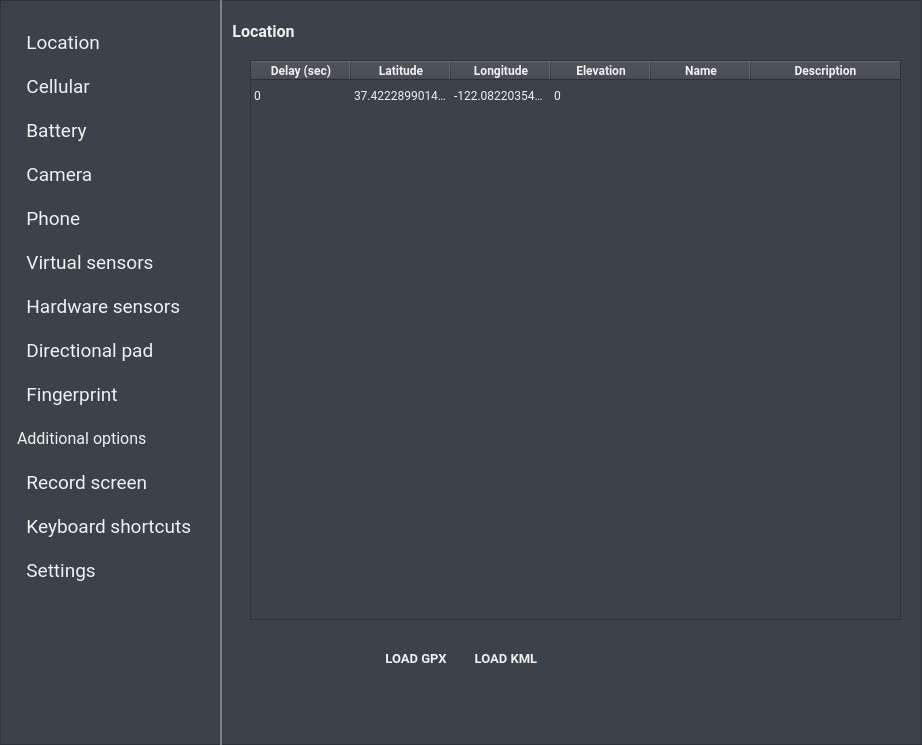
Qt form android/skin/qt/extended.ui (aosp-mirror/platform_external_qemu) before a commit.
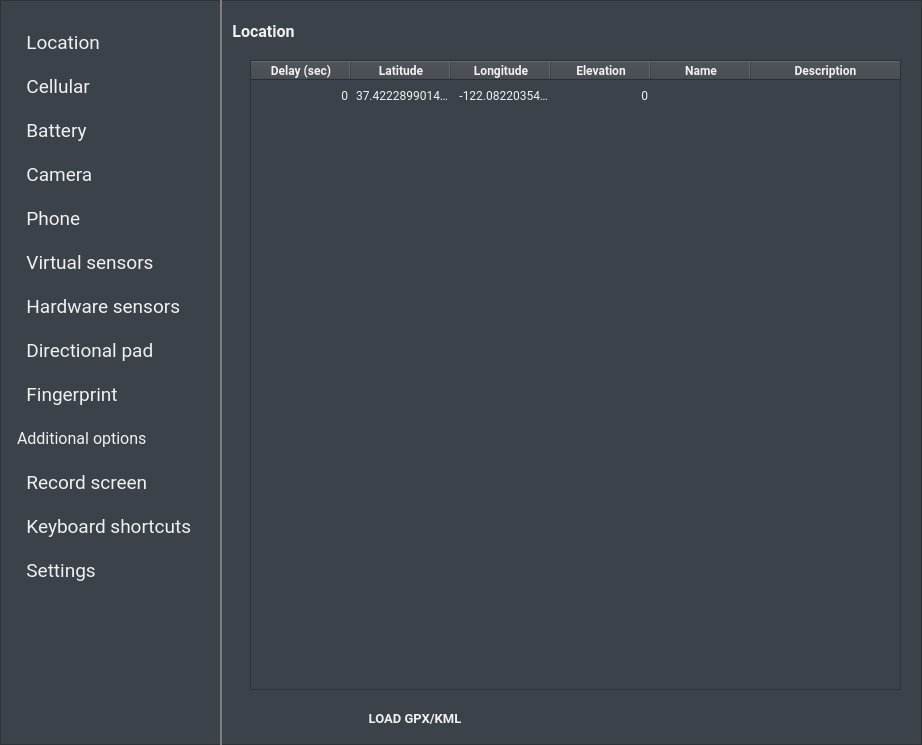
The same form after that commit. Icons and pictures are not drawn. Custom widgets are drawn as their Qt base class.

```diff
--- a/android/skin/qt/extended.ui
+++ b/android/skin/qt/extended.ui
@@ -94,8 +94,8 @@
      </property>
      <property name="geometry">
       <rect>
-       <x>640</x>
-       <y>670</y>
+       <x>630</x>
+       <y>680</y>
        <width>36</width>
        <height>36</height>
       </rect>
@@ -118,64 +118,6 @@
       <string>stop_disabled</string>
      </property>
     </widget>
-    <widget class="QTextBrowser" name="loc_currentLocBox">
-     <property name="geometry">
-      <rect>
-       <x>20</x>
-       <y>670</y>
-       <width>471</width>
-       <height>36</height>
-      </rect>
-     </property>
-     <property name="sizePolicy">
-      <sizepolicy hsizetype="Fixed" vsizetype="Fixed">
-       <horstretch>0</horstretch>
-       <verstretch>0</verstretch>
-      </sizepolicy>
-     </property>
-     <property name="acceptDrops">
-      <bool>false</bool>
-     </property>
-     <property name="styleSheet">
-      <string notr="true">Text.AlignVCenter;</string>
-     </property>
-     <property name="frameShape">
-      <enum>QFrame::NoFrame</enum>
-     </property>
-     <property name="verticalScrollBarPolicy">
-      <enum>Qt::ScrollBarAlwaysOff</enum>
-     </property>
-     <property name="horizontalScrollBarPolicy">
-      <enum>Qt::ScrollBarAlwaysOff</enum>
-     </property>
-    </widget>
-    <widget class="QPushButton" name="loc_GpxButton">
-     <property name="geometry">
-      <rect>
-       <x>150</x>
-       <y>620</y>
-       <width>72</width>
-       <height>36</height>
-      </rect>
-     </property>
-     <property name="font">
-      <font>
-       <family>Roboto</family>
-       <pointsize>10</pointsize>
-       <weight>75</weight>
-       <bold>true</bold>
-      </font>
-     </property>
-     <property name="text">
-      <string>LOAD GPX</string>
-     </property>
-     <property name="flat">
-      <bool>true</bool>
-     </property>
-     <property name="ColorGroup" stdset="0">
-      <string>Tool</string>
-     </property>
-    </widget>
     <widget class="QPushButton" name="loc_removeRowButton">
      <property name="enabled">
       <bool>false</bool>
@@ -183,7 +125,7 @@
      <property name="geometry">
       <rect>
        <x>70</x>
-       <y>620</y>
+       <y>680</y>
        <width>36</width>
        <height>36</height>
       </rect>
@@ -206,100 +148,11 @@
       <string>remove_disabled</string>
      </property>
     </widget>
-    <widget class="QPushButton" name="loc_playButton">
-     <property name="geometry">
-      <rect>
-       <x>540</x>
-       <y>670</y>
-       <width>36</width>
-       <height>36</height>
-      </rect>
-     </property>
-     <property name="text">
-      <string/>
-     </property>
-     <property name="icon">
-      <iconset resource="resources.qrc">
-       <normaloff>:/light/play_arrow</normaloff>:/light/play_arrow</iconset>
-     </property>
-     <property name="iconSize">
-      <size>
-       <width>32</width>
-       <height>32</height>
-      </size>
-     </property>
-     <property name="flat">
-      <bool>true</bool>
-     </property>
-     <property name="themeIconName" stdset="0">
-      <string>play_arrow</string>
-     </property>
-     <property name="themeIconName_disabled" stdset="0">
-      <string>play_arrow_disabled</string>
-     </property>
-    </widget>
-    <widget class="QPushButton" name="loc_KmlButton">
-     <property name="geometry">
-      <rect>
-       <x>240</x>
-       <y>620</y>
-       <width>72</width>
-       <height>36</height>
-      </rect>
-     </property>
-     <property name="font">
-      <font>
-       <family>Roboto</family>
-       <pointsize>10</pointsize>
-       <weight>75</weight>
-       <bold>true</bold>
-      </font>
-     </property>
-     <property name="text">
-      <string>LOAD KML</string>
-     </property>
-     <property name="flat">
-      <bool>true</bool>
-     </property>
-     <property name="ColorGroup" stdset="0">
-      <string>Tool</string>
-     </property>
-    </widget>
-    <widget class="QPushButton" name="loc_pauseButton">
-     <property name="enabled">
-      <bool>false</bool>
-     </property>
-     <property name="geometry">
-      <rect>
-       <x>590</x>
-       <y>670</y>
-       <width>36</width>
-       <height>36</height>
-      </rect>
-     </property>
-     <property name="text">
-      <string/>
-     </property>
-     <property name="icon">
-      <iconset resource="resources.qrc">
-       <normaloff>:/light/pause</normaloff>
-       <disabledoff>:/light/pause_disabled</disabledoff>:/light/pause</iconset>
-     </property>
-     <property name="flat">
-      <bool>true</bool>
-     </property>
-     <property name="themeIconName" stdset="0">
-      <string>pause</string>
-     </property>
-     <property name="themeIconName_disabled" stdset="0">
-      <string>pause_disabled</string>
-     </property>
-    </widget>
     <widget class="QPushButton" name="loc_addRowButton">
      <property name="geometry">
       <rect>
        <x>20</x>
-       <y>620</y>
+       <y>680</y>
        <width>36</width>
        <height>36</height>
       </rect>
@@ -324,7 +177,7 @@
        <x>20</x>
        <y>40</y>
        <width>651</width>
-       <height>560</height>
+       <height>630</height>
       </rect>
      </property>
      <property name="font">
@@ -436,33 +289,145 @@
       <property name="text">
        <string>0</string>
       </property>
+      <property name="textAlignment">
+       <set>AlignTrailing|AlignVCenter</set>
+      </property>
      </item>
      <item row="0" column="1">
       <property name="text">
        <string>37.42228990140251</string>
       </property>
+      <property name="textAlignment">
+       <set>AlignTrailing|AlignVCenter</set>
+      </property>
      </item>
      <item row="0" column="2">
       <property name="text">
        <string>-122.0822035425683</string>
       </property>
+      <property name="textAlignment">
+       <set>AlignTrailing|AlignVCenter</set>
+      </property>
      </item>
      <item row="0" column="3">
       <property name="text">
        <string>0</string>
       </property>
+      <property name="textAlignment">
+       <set>AlignTrailing|AlignVCenter</set>
+      </property>
      </item>
      <item row="0" column="4">
       <property name="text">
        <string/>
       </property>
+      <property name="textAlignment">
+       <set>AlignTrailing|AlignVCenter</set>
+      </property>
      </item>
      <item row="0" column="5">
       <property name="text">
        <string/>
       </property>
+      <property name="textAlignment">
+       <set>AlignTrailing|AlignVCenter</set>
+      </property>
      </item>
     </widget>
+    <widget class="QPushButton" name="loc_GpxKmlButton">
+     <property name="geometry">
+      <rect>
+       <x>120</x>
+       <y>680</y>
+       <width>130</width>
+       <height>36</height>
+      </rect>
+     </property>
+     <property name="font">
+      <font>
+       <family>Roboto</family>
+       <pointsize>10</pointsize>
+       <weight>75</weight>
+       <bold>true</bold>
+      </font>
+     </property>
+     <property name="text">
+      <string>LOAD GPX/KML</string>
+     </property>
+     <property name="flat">
+      <bool>true</bool>
+     </property>
+     <property name="ColorGroup" stdset="0">
+      <string>Tool</string>
+     </property>
+    </widget>
+    <widget class="QPushButton" name="loc_playButton">
+     <property name="geometry">
+      <rect>
+       <x>550</x>
+       <y>680</y>
+       <width>36</width>
+       <height>36</height>
+      </rect>
+     </property>
+     <property name="text">
+      <string/>
+     </property>
+     <property name="icon">
+      <iconset resource="resources.qrc">
+       <normaloff>:/light/play_arrow</normaloff>:/light/play_arrow</iconset>
+     </property>
+     <property name="iconSize">
+      <size>
+       <width>32</width>
+       <height>32</height>
+      </size>
+     </property>
+     <property name="flat">
+      <bool>true</bool>
+     </property>
+     <property name="themeIconName" stdset="0">
+      <string>play_arrow</string>
+     </property>
+     <property name="themeIconName_disabled" stdset="0">
+      <string>play_arrow_disabled</string>
+     </property>
+    </widget>
+    <widget class="QPushButton" name="loc_pauseButton">
+     <property name="enabled">
+      <bool>false</bool>
+     </property>
+     <property name="geometry">
+      <rect>
+       <x>590</x>
+       <y>680</y>
+       <width>36</width>
+       <height>36</height>
+      </rect>
+     </property>
+     <property name="text">
+      <string/>
+     </property>
+     <property name="icon">
+      <iconset resource="resources.qrc">
+       <normaloff>:/dark/pause</normaloff>:/dark/pause</iconset>
+     </property>
+     <property name="iconSize">
+      <size>
+       <width>32</width>
+       <height>32</height>
+      </size>
+     </property>
+     <property name="flat">
+      <bool>true</bool>
+     </property>
+     <property name="themeIconName" stdset="0">
+      <string>pause</string>
+     </property>
+     <property name="themeIconName_disabled" stdset="0">
+      <string>pause_disabled</string>
+     </property>
+    </widget>
    </widget>
    <widget class="QWidget" name="cellular_page">
     <widget class="QGroupBox" name="cell_groupBox">
```
Left out of the diff: 8 changed lines with no effect on the pictures.
